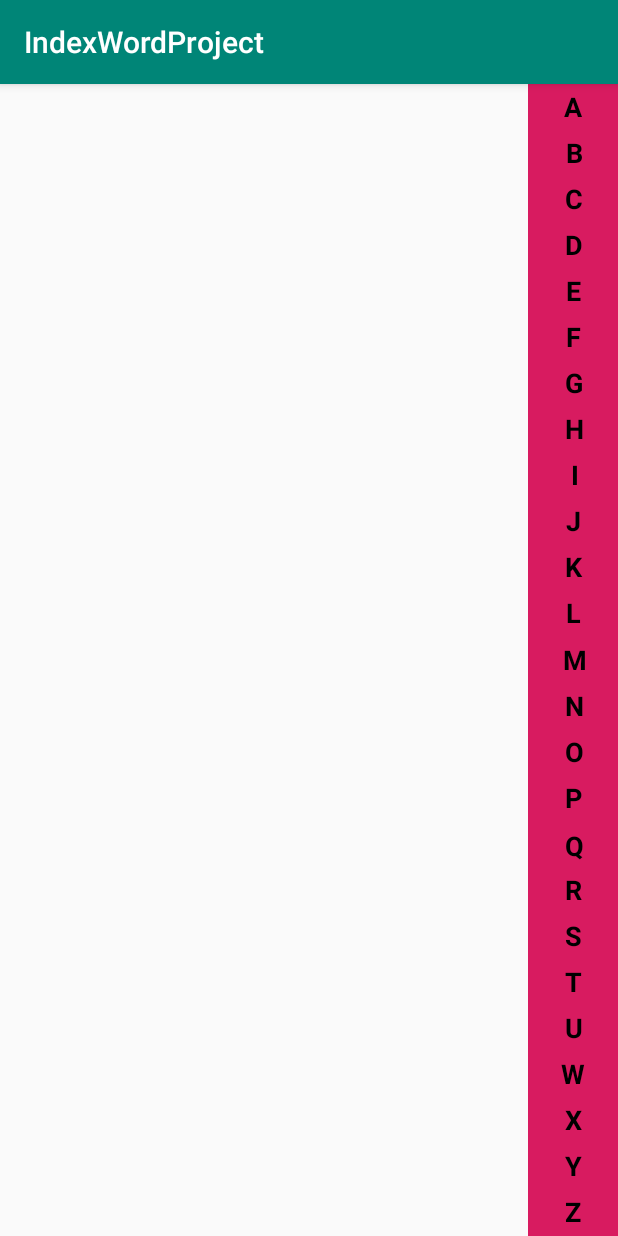
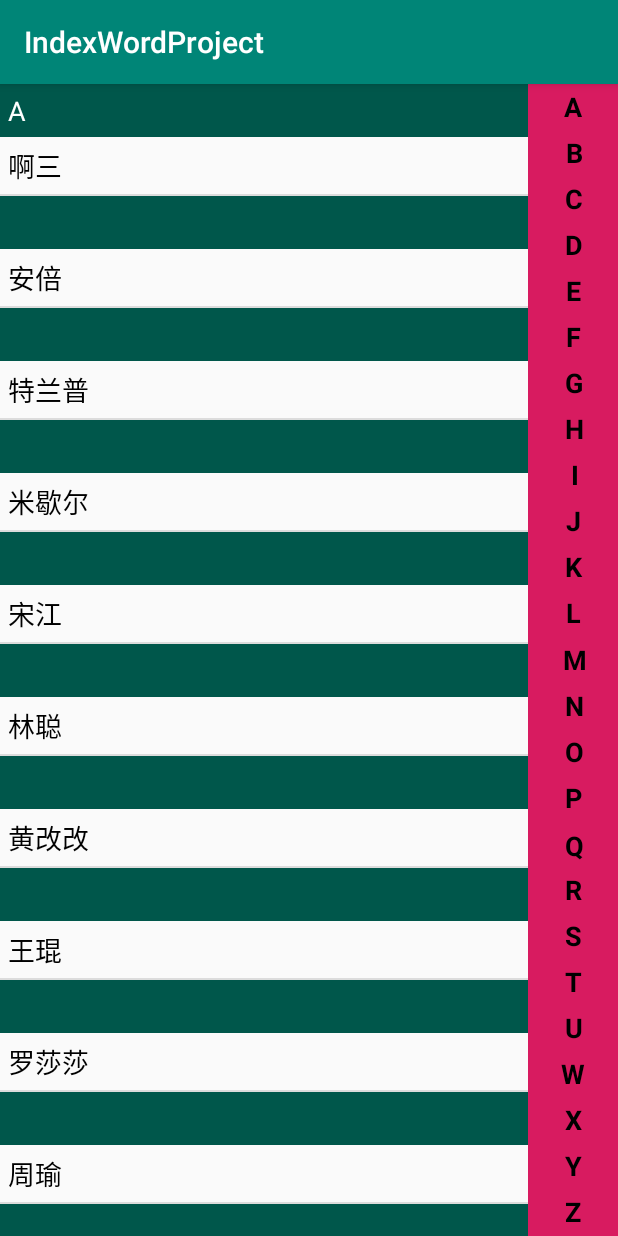
Before and after one commit to dashingqi/AndroidCustomerView, an Android app: the screen it shows after launch (MainActivity), on a phone screen of 412 x 824 dp. Run offline under Robolectric (Android 15) with nearby library versions, the phone set to English and light mode, and no system bars; libraries missing offline, so code that uses them is left out: net.sourceforge.pinyin4j; 24 statements that could not run were skipped.

Commit message:
[填充列表]

```diff
--- a/05_indexwordproject/build.gradle
+++ b/05_indexwordproject/build.gradle
@@ -32,4 +32,5 @@ dependencies {
     testImplementation 'junit:junit:4.12'
     androidTestImplementation 'com.android.support.test:runner:1.0.2'
     androidTestImplementation 'com.android.support.test.espresso:espresso-core:3.0.2'
+    implementation 'com.belerweb:pinyin4j:2.5.1'
 }
--- a/05_indexwordproject/src/main/java/com/example/indexwordproject/MainActivity.java
+++ b/05_indexwordproject/src/main/java/com/example/indexwordproject/MainActivity.java
@@ -8,6 +8,11 @@ import android.widget.ListView;
 import android.widget.RelativeLayout;
 import android.widget.TextView;
 
+import java.util.ArrayList;
+import java.util.Collections;
+import java.util.Comparator;
+import java.util.List;
+
 
 public class MainActivity extends AppCompatActivity {
 
@@ -17,12 +22,57 @@ public class MainActivity extends AppCompatActivity {
 
     private Handler mHandler = new Handler();
     private RelativeLayout mRelativeTvWord;
+    private List<Person> personData;
+    private MyAdapter myAdapter;
 
     @Override
     protected void onCreate(Bundle savedInstanceState) {
         super.onCreate(savedInstanceState);
         setContentView(R.layout.activity_main);
         initView();
+        initData();
+    }
+
+    private void initData() {
+        personData = new ArrayList<>();
+        personData.add(new Person("啊三", PinYinUtils.getPingYin("啊三")));
+        personData.add(new Person("安倍", PinYinUtils.getPingYin("安倍")));
+        personData.add(new Person("特兰普", PinYinUtils.getPingYin("特兰普")));
+        personData.add(new Person("米歇尔", PinYinUtils.getPingYin("米歇尔")));
+        personData.add(new Person("宋江", PinYinUtils.getPingYin("宋江")));
+        personData.add(new Person("林聪", PinYinUtils.getPingYin("林聪")));
+        personData.add(new Person("黄改改", PinYinUtils.getPingYin("黄改改")));
+        personData.add(new Person("王琨", PinYinUtils.getPingYin("王琨")));
+        personData.add(new Person("罗莎莎", PinYinUtils.getPingYin("罗莎莎")));
+        personData.add(new Person("周瑜", PinYinUtils.getPingYin("周瑜")));
+        personData.add(new Person("黄盖", PinYinUtils.getPingYin("黄盖")));
+        personData.add(new Person("关于", PinYinUtils.getPingYin("关于")));
+        personData.add(new Person("诸葛亮", PinYinUtils.getPingYin("诸葛亮")));
+        personData.add(new Person("赵云", PinYinUtils.getPingYin("赵宇")));
+        personData.add(new Person("张飞", PinYinUtils.getPingYin("张飞")));
+        personData.add(new Person("曹操", PinYinUtils.getPingYin("曹操")));
+        personData.add(new Person("魏聪", PinYinUtils.getPingYin("魏聪")));
+        personData.add(new Person("武松", PinYinUtils.getPingYin("武松")));
+        personData.add(new Person("马化腾", PinYinUtils.getPingYin("马化腾")));
+        personData.add(new Person("码云", PinYinUtils.getPingYin("码云")));
+        personData.add(new Person("李彦宏", PinYinUtils.getPingYin("李彦宏")));
+        personData.add(new Person("程伟", PinYinUtils.getPingYin("程伟")));
+        personData.add(new Person("张勇", PinYinUtils.getPingYin("张勇")));
+        personData.add(new Person("安卓", PinYinUtils.getPingYin("安卓")));
+        personData.add(new Person("牛牛", PinYinUtils.getPingYin("牛牛")));
+        personData.add(new Person("常女士", PinYinUtils.getPingYin("常女士")));
+
+        Collections.sort(personData, new Comparator<Person>() {
+            @Override
+            public int compare(Person o1, Person o2) {
+                return o1.getPinyin().compareTo(o2.getPinyin());
+            }
+        });
+
+        myAdapter = new MyAdapter(this, personData);
+        mListView.setAdapter(myAdapter);
+
+
     }
 
     private void initView() {
--- /dev/null
+++ b/05_indexwordproject/src/main/java/com/example/indexwordproject/MyAdapter.java
@@ -0,0 +1,74 @@
+package com.example.indexwordproject;
+
+import android.content.Context;
+import android.view.View;
+import android.view.ViewGroup;
+import android.widget.BaseAdapter;
+import android.widget.TextView;
+
+import java.util.List;
+
+public class MyAdapter extends BaseAdapter {
+
+    private Context mContext;
+    private List<Person> personData;
+
+    public MyAdapter(Context context, List<Person> personData) {
+        mContext = context;
+        this.personData = personData;
+    }
+
+    @Override
+    public int getCount() {
+        return personData.size();
+    }
+
+    @Override
+    public Person getItem(int position) {
+        return personData.get(position);
+    }
+
+    @Override
+    public long getItemId(int position) {
+        return position;
+    }
+
+    @Override
+    public View getView(int position, View convertView, ViewGroup parent) {
+        ViewHolder mViewHolder;
+        if (convertView == null) {
+            convertView = View.inflate(mContext, R.layout.item_pinyin, null);
+            mViewHolder = new ViewHolder(convertView);
+            convertView.setTag(mViewHolder);
+        } else {
+            mViewHolder = (ViewHolder) convertView.getTag();
+        }
+        if (position == 0) {
+            mViewHolder.mTvPinyin.setVisibility(View.VISIBLE);
+            mViewHolder.mTvName.setText(personData.get(position).getName());
+            mViewHolder.mTvPinyin.setText(personData.get(position).getPinyin().substring(0, 1));
+        } else {
+            String currentPinYin = personData.get(position).getPinyin().substring(0, 1);
+            String prePinYin = personData.get(position - 1).getPinyin().substring(0, 1);
+            if (currentPinYin.equals(prePinYin)) {
+                mViewHolder.mTvPinyin.setVisibility(View.GONE);
+            } else {
+                mViewHolder.mTvPinyin.setVisibility(View.VISIBLE);
+                mViewHolder.mTvPinyin.setText(currentPinYin);
+            }
+
+            mViewHolder.mTvName.setText(personData.get(position).getName());
+        }
+        return convertView;
+    }
+
+    static class ViewHolder {
+        TextView mTvName;
+        TextView mTvPinyin;
+
+        public ViewHolder(View view) {
+            mTvName = view.findViewById(R.id.mTvName);
+            mTvPinyin = view.findViewById(R.id.mTvWord);
+        }
+    }
+}
--- /dev/null
+++ b/05_indexwordproject/src/main/java/com/example/indexwordproject/Person.java
@@ -0,0 +1,19 @@
+package com.example.indexwordproject;
+
+public class Person {
+    private String name;
+    private String pinyin;
+
+    public Person(String name, String pinyin) {
+        this.name = name;
+        this.pinyin = pinyin;
+    }
+
+    public String getName() {
+        return name;
+    }
+
+    public String getPinyin() {
+        return pinyin;
+    }
+}
--- /dev/null
+++ b/05_indexwordproject/src/main/res/layout/item_pinyin.xml
@@ -0,0 +1,27 @@
+<?xml version="1.0" encoding="utf-8"?>
+<LinearLayout xmlns:android="http://schemas.android.com/apk/res/android"
+    android:layout_width="match_parent"
+    android:layout_height="match_parent"
+    android:orientation="vertical">
+
+    <TextView
+        android:id="@+id/mTvWord"
+        android:layout_width="match_parent"
+        android:layout_height="wrap_content"
+        android:background="@color/colorPrimaryDark"
+        android:padding="5dp"
+        android:text="A"
+        android:textColor="@android:color/white"
+        android:textSize="18sp" />
+
+    <TextView
+        android:id="@+id/mTvName"
+        android:layout_width="match_parent"
+        android:layout_height="wrap_content"
+        android:padding="5dp"
+        android:text="安倍"
+        android:textColor="@android:color/black"
+        android:textSize="18sp"
+        android:typeface="monospace" />
+
+</LinearLayout>
```
Also changed, not shown: 05_indexwordproject/src/main/java/com/example/indexwordproject/PinYinUtils.java (added, +94 -0 lines).
